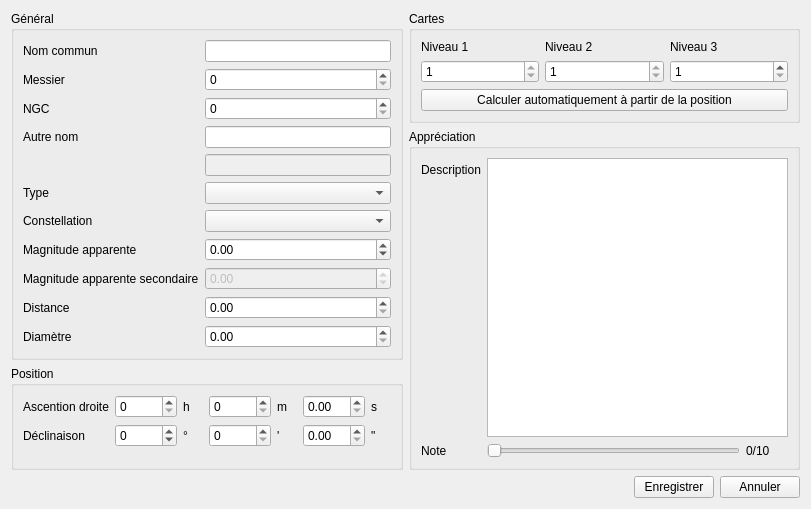
First picture: the form in objectform.ui, repository Paracetamol56/Observeur2, before the edit.
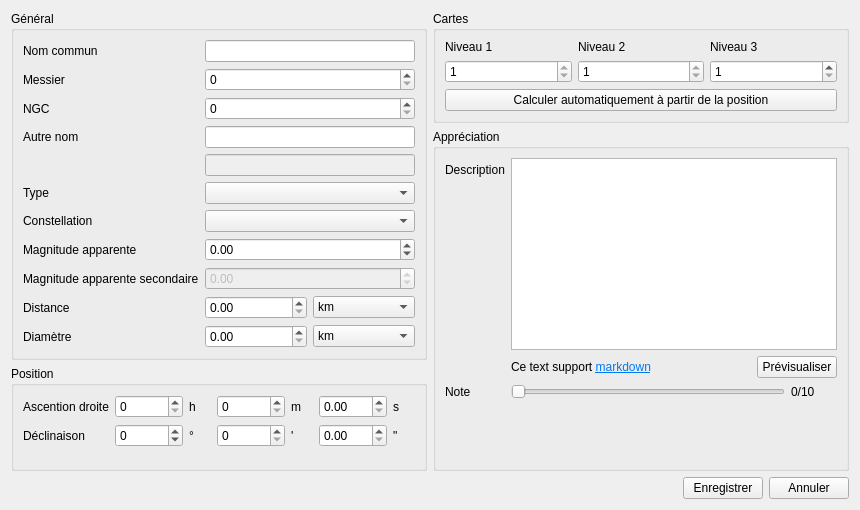
Second picture: the form after the edit. Icons and pictures are not drawn.

Commit message: Reorganized object form ui

```diff
--- a/objectform.ui
+++ b/objectform.ui
@@ -6,10 +6,16 @@
    <rect>
     <x>0</x>
     <y>0</y>
-    <width>811</width>
-    <height>509</height>
+    <width>860</width>
+    <height>510</height>
    </rect>
   </property>
+  <property name="sizePolicy">
+   <sizepolicy hsizetype="Preferred" vsizetype="Preferred">
+    <horstretch>0</horstretch>
+    <verstretch>0</verstretch>
+   </sizepolicy>
+  </property>
   <property name="windowTitle">
    <string>Ajouter un nouvel objet</string>
   </property>
@@ -159,19 +165,6 @@
             </property>
            </widget>
           </item>
-          <item row="9" column="1">
-           <widget class="QDoubleSpinBox" name="DistanceDoubleSpinBox">
-            <property name="decimals">
-             <number>2</number>
-            </property>
-            <property name="maximum">
-             <double>1000000.000000000000000</double>
-            </property>
-            <property name="singleStep">
-             <double>10.000000000000000</double>
-            </property>
-           </widget>
-          </item>
           <item row="10" column="0">
            <widget class="QLabel" name="DiameterLabel">
             <property name="text">
@@ -179,19 +172,6 @@
             </property>
            </widget>
           </item>
-          <item row="10" column="1">
-           <widget class="QDoubleSpinBox" name="DiametreDoubleSpinBox">
-            <property name="decimals">
-             <number>2</number>
-            </property>
-            <property name="maximum">
-             <double>1000000.000000000000000</double>
-            </property>
-            <property name="singleStep">
-             <double>10.000000000000000</double>
-            </property>
-           </widget>
-          </item>
           <item row="4" column="1">
            <widget class="QLineEdit" name="OtherNameLineEdit_2">
             <property name="enabled">
@@ -199,6 +179,130 @@
             </property>
            </widget>
           </item>
+          <item row="9" column="1">
+           <layout class="QHBoxLayout" name="horizontalLayout">
+            <item>
+             <widget class="QDoubleSpinBox" name="DistanceDoubleSpinBox">
+              <property name="decimals">
+               <number>2</number>
+              </property>
+              <property name="maximum">
+               <double>1000000.000000000000000</double>
+              </property>
+              <property name="singleStep">
+               <double>10.000000000000000</double>
+              </property>
+             </widget>
+            </item>
+            <item>
+             <widget class="QComboBox" name="comboBox">
+              <property name="minimumSize">
+               <size>
+                <width>97</width>
+                <height>0</height>
+               </size>
+              </property>
+              <item>
+               <property name="text">
+                <string>km</string>
+               </property>
+              </item>
+              <item>
+               <property name="text">
+                <string>ua</string>
+               </property>
+              </item>
+              <item>
+               <property name="text">
+                <string>al</string>
+               </property>
+              </item>
+              <item>
+               <property name="text">
+                <string>pc</string>
+               </property>
+              </item>
+              <item>
+               <property name="text">
+                <string>kpc</string>
+               </property>
+              </item>
+              <item>
+               <property name="text">
+                <string>Mpc</string>
+               </property>
+              </item>
+              <item>
+               <property name="text">
+                <string>Gpc</string>
+               </property>
+              </item>
+             </widget>
+            </item>
+           </layout>
+          </item>
+          <item row="10" column="1">
+           <layout class="QHBoxLayout" name="horizontalLayout_2">
+            <item>
+             <widget class="QDoubleSpinBox" name="DiametreDoubleSpinBox">
+              <property name="decimals">
+               <number>2</number>
+              </property>
+              <property name="maximum">
+               <double>1000000.000000000000000</double>
+              </property>
+              <property name="singleStep">
+               <double>10.000000000000000</double>
+              </property>
+             </widget>
+            </item>
+            <item>
+             <widget class="QComboBox" name="comboBox_2">
+              <property name="minimumSize">
+               <size>
+                <width>97</width>
+                <height>0</height>
+               </size>
+              </property>
+              <item>
+               <property name="text">
+                <string>km</string>
+               </property>
+              </item>
+              <item>
+               <property name="text">
+                <string>ua</string>
+               </property>
+              </item>
+              <item>
+               <property name="text">
+                <string>al</string>
+               </property>
+              </item>
+              <item>
+               <property name="text">
+                <string>pc</string>
+               </property>
+              </item>
+              <item>
+               <property name="text">
+                <string>kpc</string>
+               </property>
+              </item>
+              <item>
+               <property name="text">
+                <string>Mpc</string>
+               </property>
+              </item>
+              <item>
+               <property name="text">
+                <string>Gpc</string>
+               </property>
+              </item>
+             </widget>
+            </item>
+           </layout>
+          </item>
          </layout>
         </widget>
        </item>
@@ -326,6 +430,12 @@
       <layout class="QVBoxLayout" name="Column2">
        <item>
         <widget class="QGroupBox" name="MapGroupBox">
+         <property name="sizePolicy">
+          <sizepolicy hsizetype="Expanding" vsizetype="Maximum">
+           <horstretch>0</horstretch>
+           <verstretch>0</verstretch>
+          </sizepolicy>
+         </property>
          <property name="title">
           <string>Cartes</string>
          </property>
@@ -334,6 +444,12 @@
            <layout class="QGridLayout" name="gridLayout">
             <item row="0" column="1">
              <widget class="QLabel" name="Map2Label">
+              <property name="sizePolicy">
+               <sizepolicy hsizetype="Preferred" vsizetype="Maximum">
+                <horstretch>0</horstretch>
+                <verstretch>0</verstretch>
+               </sizepolicy>
+              </property>
               <property name="text">
                <string>Niveau 2</string>
               </property>
@@ -341,6 +457,12 @@
             </item>
             <item row="0" column="0">
              <widget class="QLabel" name="Map1Label">
+              <property name="sizePolicy">
+               <sizepolicy hsizetype="Preferred" vsizetype="Minimum">
+                <horstretch>0</horstretch>
+                <verstretch>0</verstretch>
+               </sizepolicy>
+              </property>
               <property name="text">
                <string>Niveau 1</string>
               </property>
@@ -348,6 +470,12 @@
             </item>
             <item row="0" column="2">
              <widget class="QLabel" name="Map3Label">
+              <property name="sizePolicy">
+               <sizepolicy hsizetype="Preferred" vsizetype="Maximum">
+                <horstretch>0</horstretch>
+                <verstretch>0</verstretch>
+               </sizepolicy>
+              </property>
               <property name="text">
                <string>Niveau 3</string>
               </property>
@@ -401,6 +529,9 @@
           <string>Appréciation</string>
          </property>
          <layout class="QFormLayout" name="formLayout_2">
+          <property name="fieldGrowthPolicy">
+           <enum>QFormLayout::ExpandingFieldsGrow</enum>
+          </property>
           <item row="0" column="0">
            <widget class="QLabel" name="DescriptionLabel">
             <property name="text">
@@ -409,19 +540,41 @@
            </widget>
           </item>
           <item row="0" column="1">
-           <widget class="QTextEdit" name="DescriptionTextEdit"/>
+           <widget class="QTextEdit" name="DescriptionTextEdit">
+            <property name="sizePolicy">
+             <sizepolicy hsizetype="Expanding" vsizetype="Fixed">
+              <horstretch>0</horstretch>
+              <verstretch>0</verstretch>
+             </sizepolicy>
+            </property>
+            <property name="maximumSize">
+             <size>
+              <width>16777215</width>
+              <height>192</height>
+             </size>
+            </property>
+           </widget>
           </item>
-          <item row="1" column="0">
+          <item row="2" column="0">
            <widget class="QLabel" name="NoteLabel">
             <property name="text">
              <string>Note</string>
             </property>
            </widget>
           </item>
-          <item row="1" column="1">
+          <item row="2" column="1">
            <layout class="QHBoxLayout" name="NoteHorizontalLayout" stretch="6,1">
+            <property name="sizeConstraint">
+             <enum>QLayout::SetNoConstraint</enum>
+            </property>
             <item>
              <widget class="QSlider" name="NoteHorizontalSlider">
+              <property name="minimumSize">
+               <size>
+                <width>0</width>
+                <height>15</height>
+               </size>
+              </property>
               <property name="maximum">
                <number>10</number>
               </property>
@@ -432,6 +585,18 @@
             </item>
             <item>
              <widget class="QLabel" name="NoteDisplayLabel">
+              <property name="sizePolicy">
+               <sizepolicy hsizetype="Minimum" vsizetype="Maximum">
+                <horstretch>0</horstretch>
+                <verstretch>0</verstretch>
+               </sizepolicy>
+              </property>
+              <property name="minimumSize">
+               <size>
+                <width>0</width>
+                <height>15</height>
+               </size>
+              </property>
               <property name="text">
                <string>0/10</string>
               </property>
@@ -439,6 +604,33 @@
             </item>
            </layout>
           </item>
+          <item row="1" column="1">
+           <layout class="QHBoxLayout" name="horizontalLayout_3">
+            <property name="sizeConstraint">
+             <enum>QLayout::SetDefaultConstraint</enum>
+            </property>
+            <item>
+             <widget class="QLabel" name="markdownLabel">
+              <property name="sizePolicy">
+               <sizepolicy hsizetype="Expanding" vsizetype="Maximum">
+                <horstretch>0</horstretch>
+                <verstretch>0</verstretch>
+               </sizepolicy>
+              </property>
+              <property name="text">
+               <string>&lt;html&gt;&lt;head/&gt;&lt;body&gt;&lt;p&gt;Ce text support &lt;a href=&quot;https://www.markdownguide.org/basic-syntax/&quot;&gt;&lt;span style=&quot; text-decoration: underline; color:#007af4;&quot;&gt;markdown&lt;/span&gt;&lt;/a&gt;&lt;/p&gt;&lt;/body&gt;&lt;/html&gt;</string>
+              </property>
+             </widget>
+            </item>
+            <item>
+             <widget class="QPushButton" name="PreviewPushButton">
+              <property name="text">
+               <string>Prévisualiser</string>
+              </property>
+             </widget>
+            </item>
+           </layout>
+          </item>
          </layout>
         </widget>
        </item>
```
The commit also changes 6 other files.
